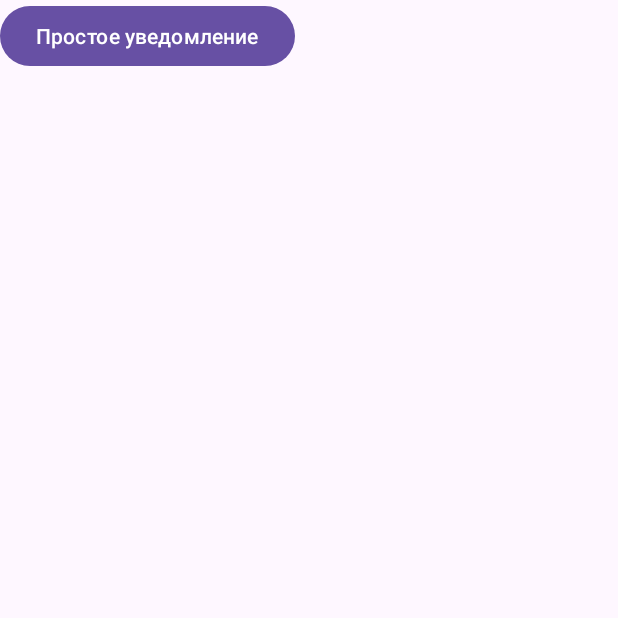
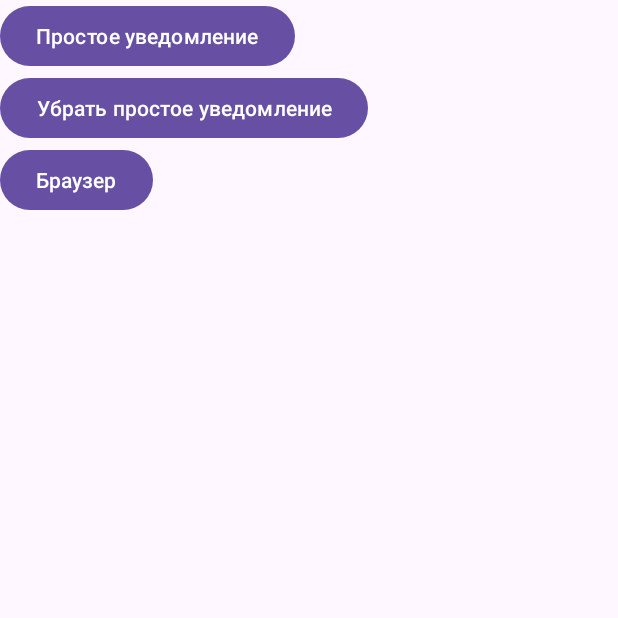
Before and after one commit to lov1q/notification, an Android app: the screen it shows after launch (MainActivity), after a tap on "Простое уведомление", on a phone screen of 412 x 824 dp, the top half of it. Run offline under Robolectric (Android 15) with nearby library versions, the phone set to English and light mode, and no system bars.

Commit message:
Simple notification done

```diff
--- a/app/build.gradle.kts
+++ b/app/build.gradle.kts
@@ -5,7 +5,7 @@ plugins {
 
 android {
     namespace = "com.example.mynotification"
-    compileSdk = 34
+    compileSdk = 35
 
     defaultConfig {
         applicationId = "com.example.mynotification"
--- a/app/src/main/AndroidManifest.xml
+++ b/app/src/main/AndroidManifest.xml
@@ -1,6 +1,9 @@
 <?xml version="1.0" encoding="utf-8"?>
 <manifest xmlns:android="http://schemas.android.com/apk/res/android"
     xmlns:tools="http://schemas.android.com/tools">
+
+    <uses-permission android:name="android.permission.POST_NOTIFICATIONS" />
+    <uses-permission android:name="android.permission.INTERNET" />
 
     <application
         android:allowBackup="true"
@@ -13,6 +16,9 @@
         android:theme="@style/Theme.MyNotification"
         tools:targetApi="31">
         <activity
+            android:name=".Activity2"
+            android:exported="false" />
+        <activity
             android:name=".MainActivity"
             android:exported="true">
             <intent-filter>
--- a/app/src/main/java/com/example/mynotification/MainActivity.kt
+++ b/app/src/main/java/com/example/mynotification/MainActivity.kt
@@ -1,20 +1,127 @@
 package com.example.mynotification
 
+import android.app.NotificationChannel
+import android.app.NotificationManager
+import android.content.pm.PackageManager
+import android.graphics.BitmapFactory
+import android.os.Build
 import android.os.Bundle
-import androidx.activity.enableEdgeToEdge
+import android.view.View
 import androidx.appcompat.app.AppCompatActivity
-import androidx.core.view.ViewCompat
-import androidx.core.view.WindowInsetsCompat
+import androidx.core.app.ActivityCompat
+import androidx.core.app.NotificationCompat
+import androidx.core.app.NotificationManagerCompat
+import android.Manifest
+import android.app.PendingIntent
+import android.content.Intent
 
 class MainActivity : AppCompatActivity() {
+    private lateinit var manager: NotificationManagerCompat
+
+    companion object {
+        val NORMAL_CHANNEL = "NORMAL_CHANNEL"
+        val IMPORTANT_CHANNEL = "IMPORTANT_CHANNEL"
+        const val SIMPLE_NOTIFICATION_ID = 1
+    }
+
     override fun onCreate(savedInstanceState: Bundle?) {
         super.onCreate(savedInstanceState)
-        enableEdgeToEdge()
         setContentView(R.layout.activity_main)
-        ViewCompat.setOnApplyWindowInsetsListener(findViewById(R.id.main)) { v, insets ->
-            val systemBars = insets.getInsets(WindowInsetsCompat.Type.systemBars())
-            v.setPadding(systemBars.left, systemBars.top, systemBars.right, systemBars.bottom)
-            insets
+
+        manager = NotificationManagerCompat.from(this)
+        if (Build.VERSION.SDK_INT >= Build.VERSION_CODES.O) {
+            val name =
+                resources.getString(R.string.NOT_IMPORTANT_CHANNEL_NAME)
+            val channel = NotificationChannel(
+                NORMAL_CHANNEL, name,
+                NotificationManager.IMPORTANCE_LOW
+            )
+            val description =
+                resources.getString(R.string.NOT_IMPORTANT_CHANNEL_DESCRIPTION)
+            channel.description = description
+            channel.enableVibration(false)
+            manager.createNotificationChannel(channel)
         }
     }
+
+    fun simpleNotification(view: View) {
+        val builder = NotificationCompat.Builder(this, NORMAL_CHANNEL)
+        builder
+            .setSmallIcon(android.R.drawable.btn_star)
+            .setContentTitle("Простое оповещение")
+            .setContentText("Что-то важное произошло")
+            .setLargeIcon(
+                BitmapFactory.decodeResource(
+                    resources,
+                    android.R.drawable.btn_star_big_on
+                )
+            )
+        if (ActivityCompat.checkSelfPermission(
+                this,
+                Manifest.permission.POST_NOTIFICATIONS
+            ) != PackageManager.PERMISSION_GRANTED
+        ) {
+            // TODO: Consider calling
+            //
+            //    ActivityCompat#requestPermissions
+            // here to request the missing permissions, and then overriding
+            //    public void onRequestPermissionsResult(int requestCode, String[l permissions,
+            //    int[] grantResults)
+            // to handle the case where the user grants the permission. See the documentation
+            // for ActivityCompat#requestPermissions for more details.
+            ActivityCompat.requestPermissions(
+                this,
+                arrayOf(Manifest.permission.POST_NOTIFICATIONS),
+                0
+            )
+            return
+        }
+        manager.notify(R.id.SIMPLE_NOTIFICATION_ID, builder.build())
+
+    }
+
+    override fun onRequestPermissionsResult(
+        requestCode: Int,
+        permissions: Array<out String>,
+        grantResults: IntArray
+    ) {
+        super.onRequestPermissionsResult(requestCode, permissions, grantResults)
+        if (requestCode == 0) {
+            if (grantResults.isNotEmpty() && grantResults[0] == PackageManager.PERMISSION_GRANTED) {
+                // Разрешение получено, теперь можно отправить уведомление
+                simpleNotification(View(this))
+            } else {
+                // Разрешение не получено, обработайте это соответствующим образом
+                // Например, покажите пользователю сообщение о том, что разрешение необходимо
+            }
+        }
+    }
+
+    fun simpleCancel(view: View) {
+        manager.cancel(R.id.SIMPLE_NOTIFICATION_ID)
+    }
+
+    fun browserNotification(view: View) {
+        val a2 = Intent(this, Activity2::class.java)
+        val pa2 = PendingIntent.getActivity(
+            this, R.id.BROWSER_PENDING_ID,
+            a2, PendingIntent.FLAG_MUTABLE
+        )
+        val builder = NotificationCompat.Builder(this, NORMAL_CHANNEL)
+        builder
+            .setSmallIcon(android.R.drawable.sym_def_app_icon)
+            .setContentTitle("Запустить браузер")
+            .setContentText("Посмотреть google.com")
+            .setContentIntent(pa2)
+            .setAutoCancel(true)
+        if (ActivityCompat.checkSelfPermission(
+                this,
+                Manifest.permission.POST_NOTIFICATIONS
+            ) != PackageManager.PERMISSION_GRANTED
+        ) {
+            return
+        }
+        manager.notify(R.id.GOOGLE_NOTIFICATION_ID, builder.build())
+    }
+
 }
--- a/app/src/main/res/layout/activity_main.xml
+++ b/app/src/main/res/layout/activity_main.xml
@@ -16,6 +16,18 @@
         android:layout_width="wrap_content"
         android:layout_height="wrap_content" />
 
-
-
+    <!--Отмена простого уведомления -->
+    <Button
+        android:id="@+id/simple.cancel"
+        android:text="Убрать простое уведомление"
+        android:onClick="simpleCancel"
+        android:layout_width="wrap_content"
+        android:layout_height="wrap_content" />
+    <!--Запускает браузер -->
+    <Button
+        android:id="@+id/browser"
+        android:text="Браузер"
+        android:onClick="browserNotification"
+        android:layout_width="wrap_content"
+        android:layout_height="wrap_content" />
 </LinearLayout>
--- a/app/src/main/res/values/identification.xml
+++ b/app/src/main/res/values/identification.xml
@@ -1,4 +1,7 @@
 <?xml version="1.0" encoding="utf-8"?>
 <resources>
     <item name="SIMPLE_NOTIFICATION_ID" type="id"/>
+    <item name="BROWSER_PENDING_ID" type="id"/>
+    <item name="GOOGLE_NOTIFICATION_ID" type="id"/>
+
 </resources>
```
Also changed, not shown: app/src/main/java/com/example/mynotification/Activity2.kt (added, +20 -0 lines), app/src/main/res/layout/activity2.xml (added, +16 -0 lines).
